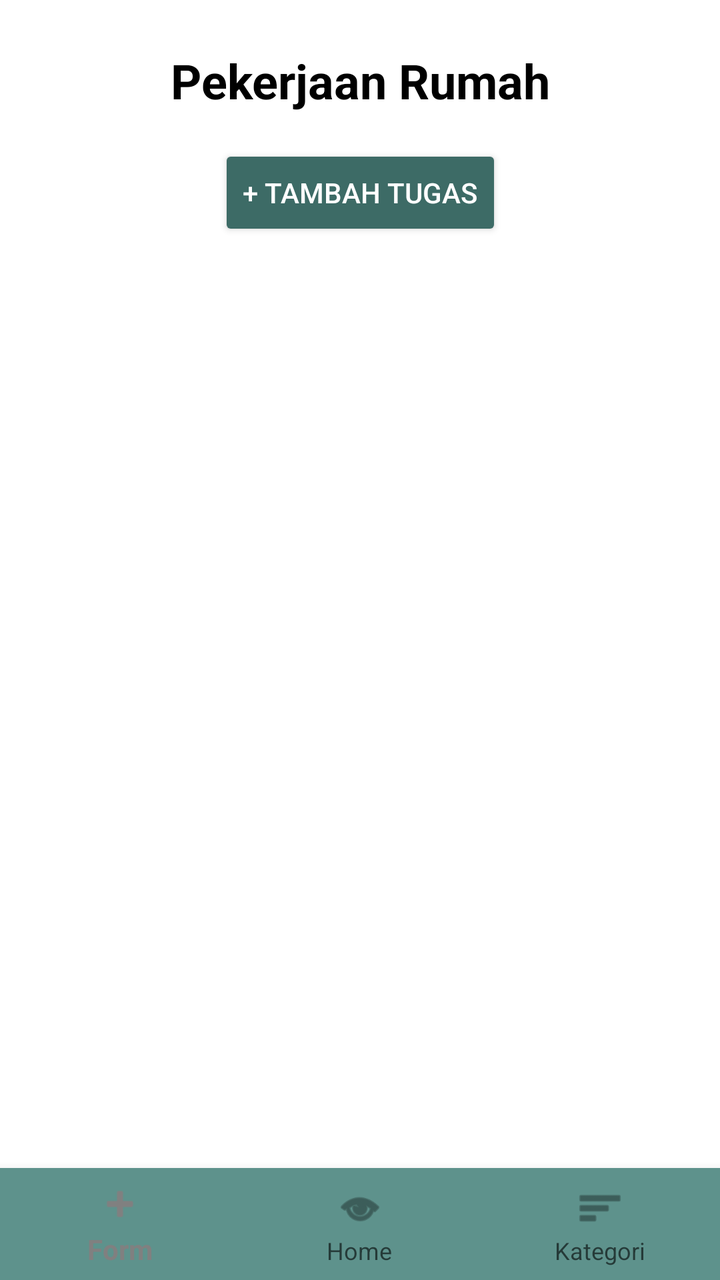
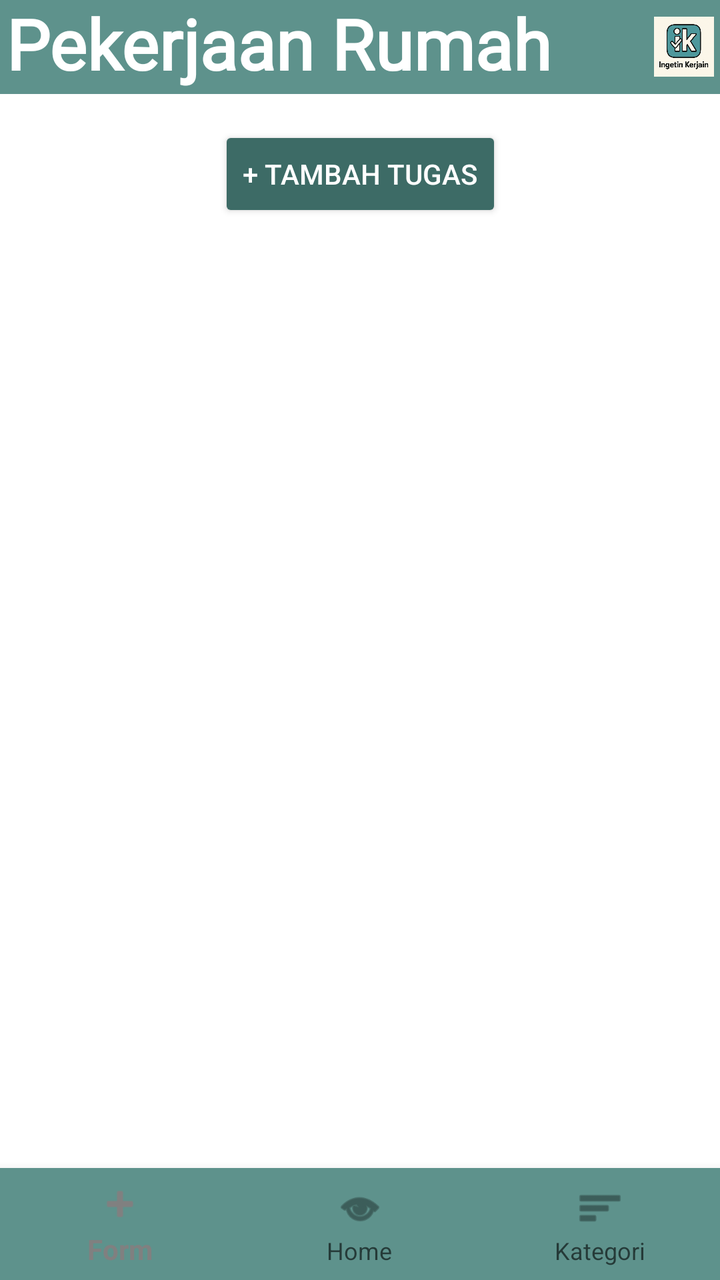

Screens rendered from an Android XML layout before and after an edit, with the pre-edit source and the edit as a unified diff.
<!-- AndroidManifest.xml: application theme Theme.Tugas3kelompok -->
<!-- res/layout/activity_rumah.xml -->
<?xml version="1.0" encoding="utf-8"?>
<androidx.constraintlayout.widget.ConstraintLayout
    xmlns:android="http://schemas.android.com/apk/res/android"
    xmlns:app="http://schemas.android.com/apk/res-auto"
    android:layout_width="match_parent"
    android:layout_height="match_parent"
    android:background="@color/white">

    <TextView
        android:id="@+id/tvTitleRumah"
        android:layout_width="wrap_content"
        android:layout_height="wrap_content"
        android:text="Pekerjaan Rumah"
        android:textSize="24sp"
        android:textStyle="bold"
        android:textColor="@color/black"
        app:layout_constraintTop_toTopOf="parent"
        app:layout_constraintStart_toStartOf="parent"
        app:layout_constraintEnd_toEndOf="parent"
        android:layout_marginTop="24dp" />

    <Button
        android:id="@+id/btnAddTask"
        android:layout_width="wrap_content"
        android:layout_height="wrap_content"
        android:text="+ Tambah Tugas"
        android:textColor="@color/white"
        android:backgroundTint="#3D6B66"
        android:padding="12dp"
        android:layout_marginTop="16dp"
        app:layout_constraintTop_toBottomOf="@id/tvTitleRumah"
        app:layout_constraintStart_toStartOf="parent"
        app:layout_constraintEnd_toEndOf="parent" />

    <ListView
        android:id="@+id/taskListView"
        android:layout_width="0dp"
        android:layout_height="0dp"
        android:layout_marginTop="16dp"
        android:layout_marginStart="16dp"
        android:layout_marginEnd="16dp"
        android:layout_marginBottom="80dp"
        android:divider="@android:color/transparent"
        android:dividerHeight="8dp"
        app:layout_constraintTop_toBottomOf="@id/btnAddTask"
        app:layout_constraintStart_toStartOf="parent"
        app:layout_constraintEnd_toEndOf="parent"
        app:layout_constraintBottom_toTopOf="@id/bottomNav" />

    <com.google.android.material.bottomnavigation.BottomNavigationView
        android:id="@+id/bottomNav"
        android:layout_width="match_parent"
        android:layout_height="wrap_content"
        android:background="#5e928c"
        app:menu="@menu/bottom_nav_menu"
        app:layout_constraintBottom_toBottomOf="parent"
        app:layout_constraintStart_toStartOf="parent"
        app:layout_constraintEnd_toEndOf="parent" />

</androidx.constraintlayout.widget.ConstraintLayout>
<!-- resources referenced by this layout -->
<resources>
  <color name="black">#000000</color>
  <color name="white">#FFFFFF</color>
  <style name="Theme.Tugas3kelompok" parent="Theme.AppCompat.Light.NoActionBar">
          <item name="colorPrimary">#808080</item>
          <item name="colorPrimaryDark">#808080</item>
          <item name="colorAccent">#808080</item>
          <item name="android:windowLightStatusBar">true</item>
          <item name="android:statusBarColor">#808080</item>
      </style>
</resources>

<!-- the commit's change to res/layout/activity_rumah.xml (unified diff, before → after) -->
@@ -6,18 +6,38 @@
     android:layout_height="match_parent"
     android:background="@color/white">
 
-    <TextView
-        android:id="@+id/tvTitleRumah"
-        android:layout_width="wrap_content"
+    <LinearLayout
+        android:id="@+id/navbar"
+        android:layout_width="match_parent"
         android:layout_height="wrap_content"
-        android:text="Pekerjaan Rumah"
-        android:textSize="24sp"
-        android:textStyle="bold"
-        android:textColor="@color/black"
-        app:layout_constraintTop_toTopOf="parent"
-        app:layout_constraintStart_toStartOf="parent"
-        app:layout_constraintEnd_toEndOf="parent"
-        android:layout_marginTop="24dp" />
+        android:background="#5e928c"
+        android:orientation="horizontal"
+        android:padding="3dp"
+        android:gravity="center_vertical"
+        app:layout_constraintTop_toTopOf="parent">
+
+        <TextView
+            android:id="@+id/tvNavbar"
+            android:layout_width="0dp"
+            android:layout_height="wrap_content"
+            android:layout_weight="1"
+            android:text="Pekerjaan Rumah"
+            android:textColor="#FFFFFF"
+            android:textSize="35sp"
+            android:textStyle="bold"
+            android:fontFamily="@font/urbansketchreguler"
+            android:includeFontPadding="false"
+            android:letterSpacing="0"
+            android:lineSpacingExtra="0dp"/>
+
+
+        <ImageView
+            android:id="@+id/imgLogo"
+            android:layout_width="30dp"
+            android:layout_height="30dp"
+            android:src="@mipmap/ingetinkerjain_foreground"
+            android:contentDescription="@string/logo" />
+    </LinearLayout>
 
     <Button
         android:id="@+id/btnAddTask"
@@ -28,7 +48,7 @@
         android:backgroundTint="#3D6B66"
         android:padding="12dp"
         android:layout_marginTop="16dp"
-        app:layout_constraintTop_toBottomOf="@id/tvTitleRumah"
+        app:layout_constraintTop_toBottomOf="@id/navbar"
         app:layout_constraintStart_toStartOf="parent"
         app:layout_constraintEnd_toEndOf="parent" />
 
<!-- resource entries referenced after the edit -->
@@ -1,7 +1,8 @@
 <!-- resources referenced by this layout -->
 <resources>
-  <color name="black">#000000</color>
   <color name="white">#FFFFFF</color>
+  <!-- mipmap ingetinkerjain_foreground: webp bitmap (mipmap-hdpi, 14022 bytes) -->
+  <string name="logo">Logo</string>
   <style name="Theme.Tugas3kelompok" parent="Theme.AppCompat.Light.NoActionBar">
           <item name="colorPrimary">#808080</item>
           <item name="colorPrimaryDark">#808080</item>
